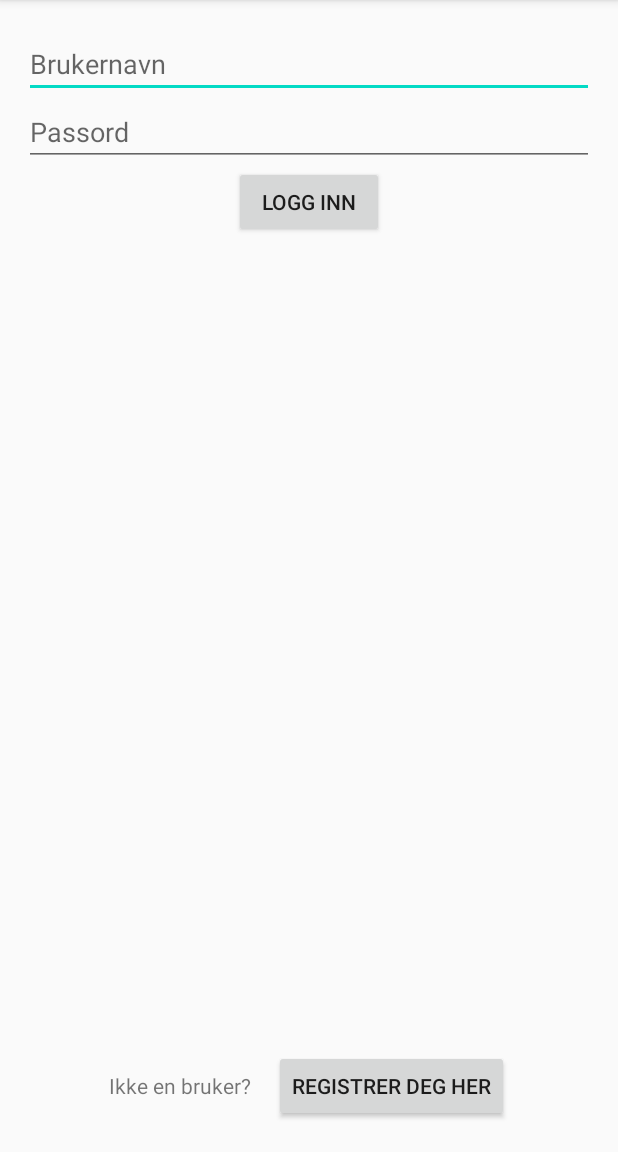
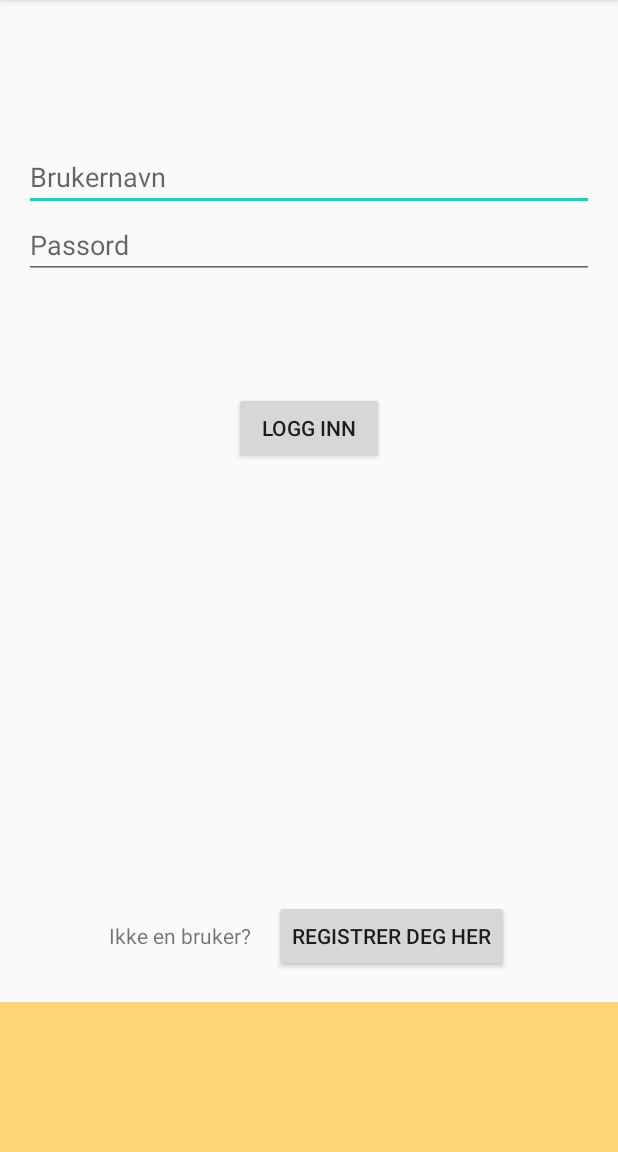
Before and after one commit to T0rRA/Funnregistrering, an Android app: the fragment FragmentLogin shown on its own in the app's theme, on a phone screen of 412 x 824 dp, the part 84-1236 px from its top. Run offline under Robolectric (Android 15) with nearby library versions, the phone set to English and light mode, and no system bars.

Commit message:
* Design fix i fragment_login.xml

```diff
--- a/app/src/main/res/layout/fragment_login.xml
+++ b/app/src/main/res/layout/fragment_login.xml
@@ -4,22 +4,27 @@
     android:layout_width="match_parent"
     android:layout_height="match_parent"
     android:orientation="vertical"
-    android:paddingLeft="16dp"
-    android:paddingTop="20dp"
-    android:paddingRight="16dp"
-    android:paddingBottom="20dp">
+    android:paddingTop="20dp">
 
+    <LinearLayout
+        android:layout_width="match_parent"
+        android:layout_height="wrap_content"
+        android:orientation="vertical"
+        android:paddingHorizontal="16dp"
+        android:paddingVertical="75dp">
     <EditText
         android:id="@+id/user_name"
         android:layout_width="match_parent"
         android:layout_height="wrap_content"
-        android:hint="@string/login_user_name" />
+        android:hint="@string/login_user_name"
+        />
 
     <EditText
         android:id="@+id/password"
         android:layout_width="match_parent"
         android:layout_height="wrap_content"
         android:hint="@string/login_password" />
+    </LinearLayout>
 
     <Button
         android:layout_width="100dp"
@@ -36,7 +41,8 @@
             android:layout_width="wrap_content"
             android:layout_height="wrap_content"
             android:orientation="horizontal"
-            app:layout_constraintBottom_toBottomOf="parent"
+            android:paddingBottom="20dp"
+            app:layout_constraintBottom_toTopOf="@id/bottomColor"
             app:layout_constraintEnd_toEndOf="parent"
             app:layout_constraintStart_toStartOf="parent">
 
@@ -52,5 +58,16 @@
                 android:onClick="fragmentLoginRegBtn"
                 android:text="@string/login_Reg_here" />
         </LinearLayout>
+        <LinearLayout
+            android:id="@+id/bottomColor"
+            android:layout_width="match_parent"
+            android:layout_height="100dp"
+            app:layout_constraintBottom_toBottomOf="parent"
+            app:layout_constraintEnd_toEndOf="parent"
+            app:layout_constraintStart_toStartOf="parent"
+            android:orientation="horizontal"
+            android:background="@color/colorPrimary">
+
+        </LinearLayout>
     </androidx.constraintlayout.widget.ConstraintLayout>
 </LinearLayout>
```
